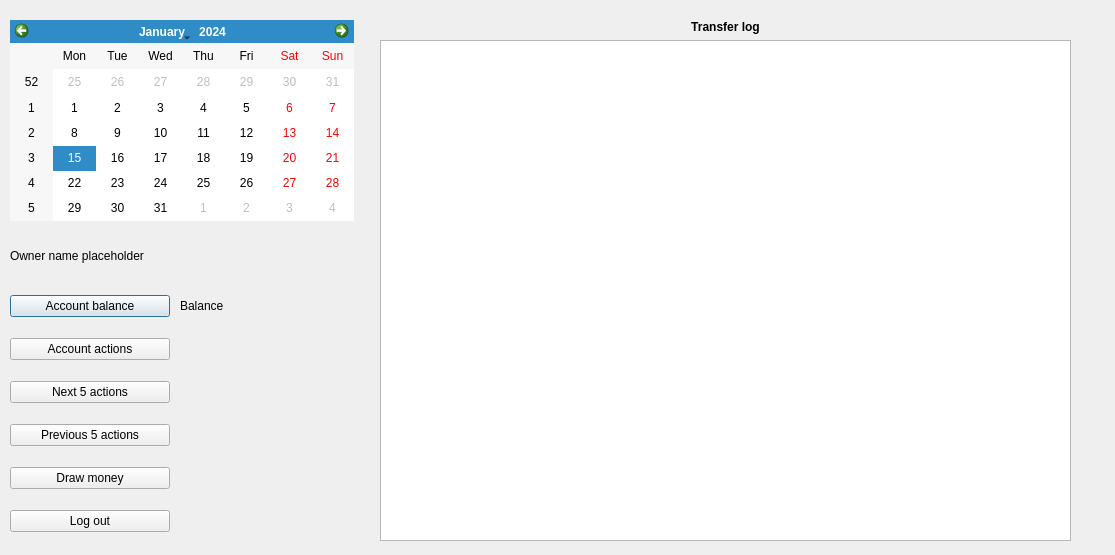
Above: bankautomat/bankmain.ui from Necromunda/ATM before the change. Below: the same form after it.
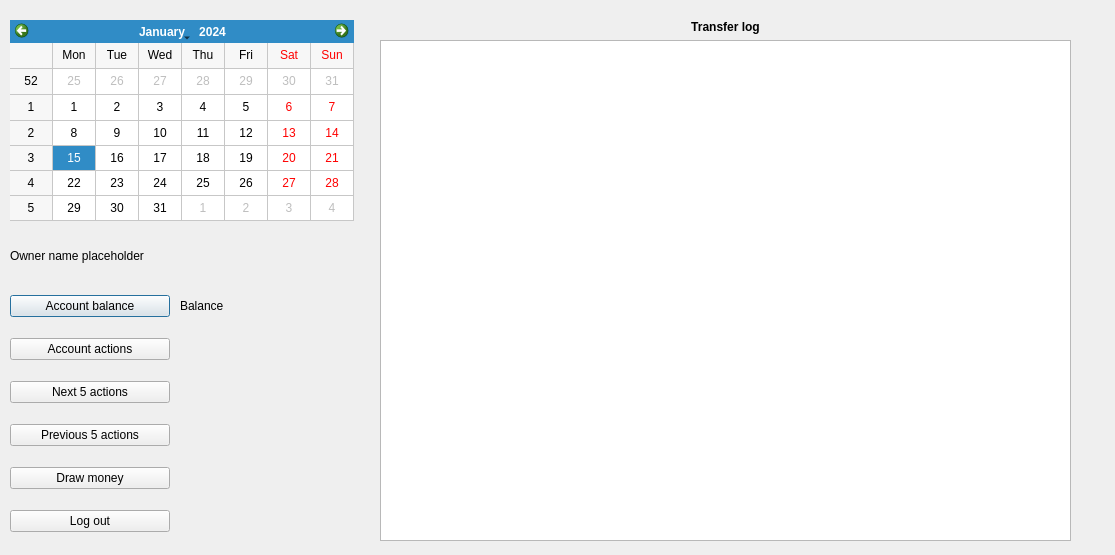
That is the form after the change.

What changed in the file:
```diff
--- a/bankautomat/bankmain.ui
+++ b/bankautomat/bankmain.ui
@@ -165,6 +165,15 @@
      <height>201</height>
     </rect>
    </property>
+   <property name="gridVisible">
+    <bool>true</bool>
+   </property>
+   <property name="verticalHeaderFormat">
+    <enum>QCalendarWidget::ISOWeekNumbers</enum>
+   </property>
+   <property name="navigationBarVisible">
+    <bool>true</bool>
+   </property>
   </widget>
  </widget>
  <resources/>
```
